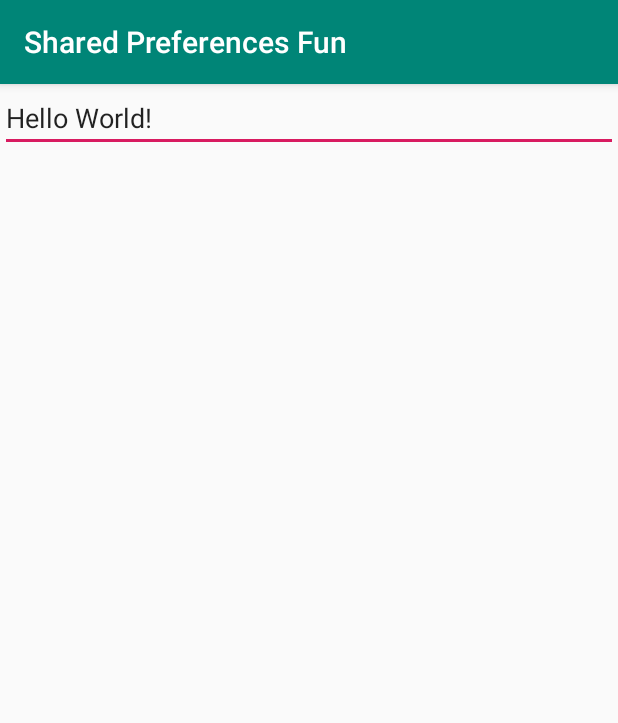
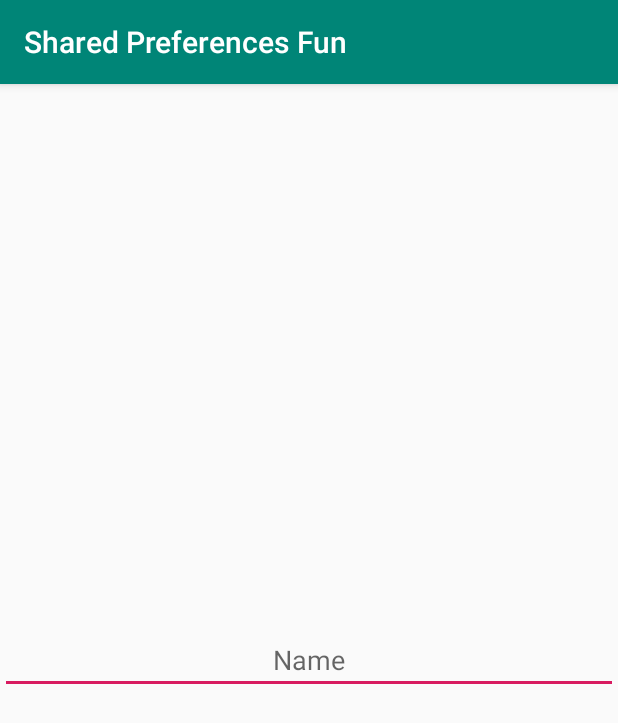
Before and after one commit to lmason2/Shared-Preferences, an Android app: the screen it shows after launch (MainActivity), on a phone screen of 412 x 824 dp. Shown: the top 723 px of the screen. Run offline under Robolectric (Android 15) with nearby library versions, the phone set to English and light mode, and no system bars.

```diff
--- a/app/src/main/java/com/example/sharedpreferencesfun/MainActivity.java
+++ b/app/src/main/java/com/example/sharedpreferencesfun/MainActivity.java
@@ -2,20 +2,48 @@ package com.example.sharedpreferencesfun;
 
 import androidx.appcompat.app.AppCompatActivity;
 
+import android.content.SharedPreferences;
 import android.os.Bundle;
 import android.widget.EditText;
 
 public class MainActivity extends AppCompatActivity {
+    static final String SHARED_PREFERENCES_FNAME = "sharedpreferences";
+    static final String NAME_KEY = "name"; // for key value pair
 
     @Override
     protected void onCreate(Bundle savedInstanceState) {
         super.onCreate(savedInstanceState);
         setContentView(R.layout.activity_main);
+
+        // task: fetch the name and set it as the EditText text
+        EditText editText = (EditText) findViewById(R.id.nameEditText);
+        String name;
+        SharedPreferences sharedPreferences = getSharedPreferences(SHARED_PREFERENCES_FNAME, 0);
+        name = sharedPreferences.getString(NAME_KEY, "");
+        editText.setText(name);
     }
 
     @Override
     protected void onStop() {
-        EditText editText = (EditText) findViewById(R.id.EditText);
         super.onStop();
+
+        // persistent data storage: save data between sessions/runs of the app
+        // options for persistent data storage
+        // 1. SharedPreferences: save preferences ("Settings") AND/OR
+        // simple values
+        // 2. read/write to a file
+        // 3. SQLite database
+        // 4. Room persistence library: abstraction layer on top of SQLite
+
+        // let's do (1.)
+        // in onStop() we are going to "put" the name from the EditText
+        EditText nameEditText = (EditText) findViewById(R.id.nameEditText);
+        String name = nameEditText.getText().toString();
+        SharedPreferences sharedPreferences = getSharedPreferences(SHARED_PREFERENCES_FNAME, 0);
+        // 0 Context.MODE_PRIVATE
+        SharedPreferences.Editor editor = sharedPreferences.edit();
+        editor.putString(NAME_KEY, name);
+        editor.apply(); // or commit(), writes to disk
+
     }
 }
--- a/app/src/main/res/layout/activity_main.xml
+++ b/app/src/main/res/layout/activity_main.xml
@@ -7,10 +7,12 @@
     tools:context=".MainActivity">
 
     <EditText
-        android:id="@+id/EditText"
+        android:id="@+id/nameEditText"
         android:layout_width="match_parent"
         android:layout_height="wrap_content"
-        android:text="Hello World!"
+        android:hint="Name"
+        android:layout_gravity="center"
+        android:gravity="center"
         />
 
 </GridLayout>
```
